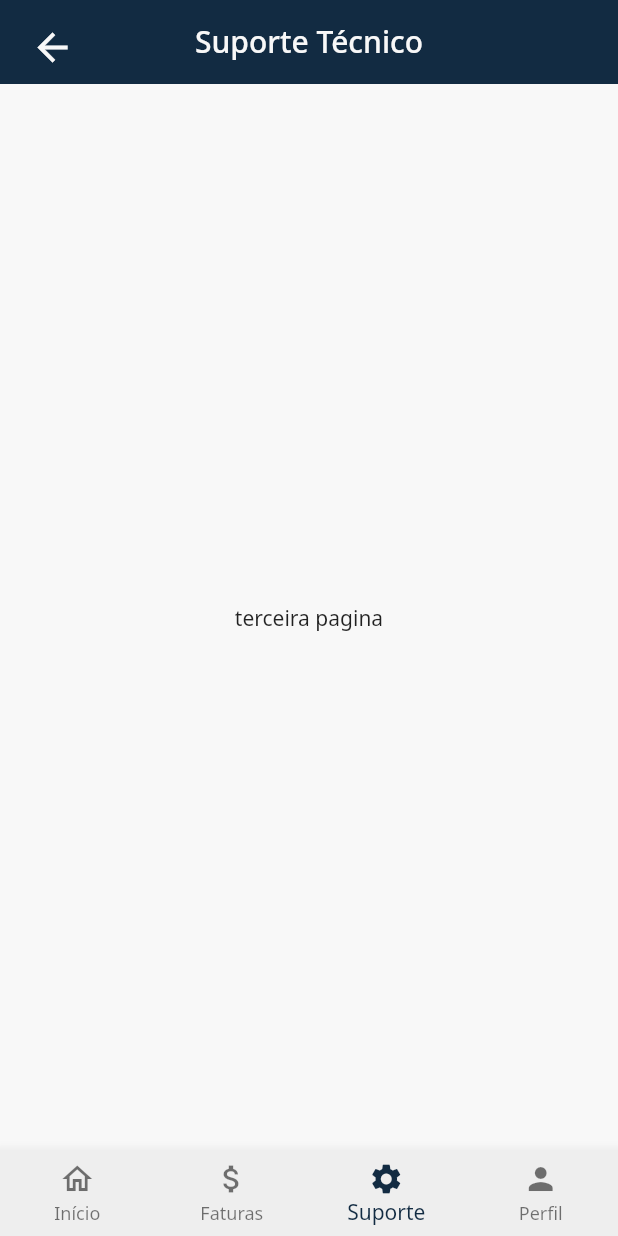
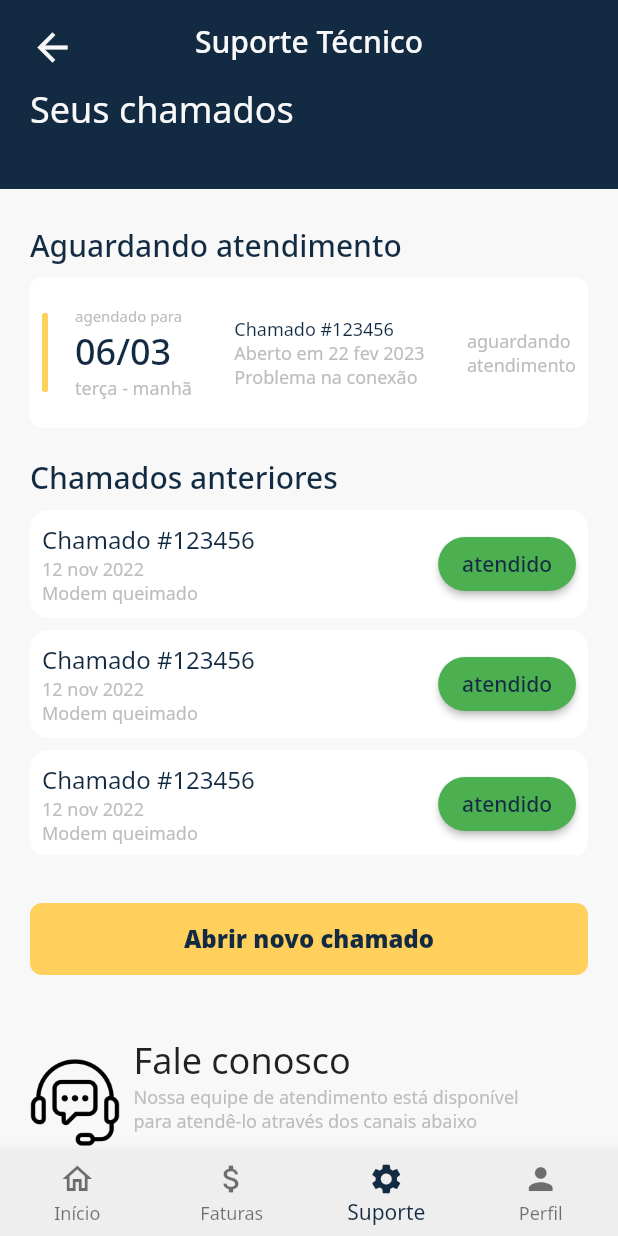
Before and after one commit to raultocantins/ecorporativo, a Flutter app: the HomePage screen opened by its route, item 3 of the bottom bar chosen, on a phone screen of 412 x 824 dp. Run offline on Flutter 3.47's test engine with Material 2 defaults, Android fonts, the phone set to English and light mode, and no system bars; our stand-ins replace flutter_svg; statements that could not run were skipped.

Commit message:
tela de suporte adicionada

```diff
--- a/lib/src/features/home/presenter/pages/home_page.dart
+++ b/lib/src/features/home/presenter/pages/home_page.dart
@@ -1,4 +1,5 @@
 import 'package:ecorporativo/src/features/home/presenter/pages/invoices_page.dart';
+import 'package:ecorporativo/src/features/home/presenter/pages/support_page.dart';
 import 'package:ecorporativo/src/features/home/presenter/widgets/home_card_custom.dart';
 import 'package:flutter/material.dart';
 import 'package:flutter_svg/svg.dart';
@@ -192,11 +193,7 @@ class _HomePageState extends State<HomePage> with TickerProviderStateMixin {
                 ),
               ),
               const InvoicesPage(),
-              const SizedBox(
-                child: Center(
-                  child: Text("terceira pagina"),
-                ),
-              ),
+              const SupportPage(),
               const SizedBox(
                 child: Center(
                   child: Text("quarta pagina"),
--- a/lib/src/features/home/presenter/pages/support_page.dart
+++ b/lib/src/features/home/presenter/pages/support_page.dart
@@ -0,0 +1,316 @@
+import 'package:flutter/material.dart';
+import 'package:flutter_svg/svg.dart';
+
+import '../../../authentication/presenter/widgets/button_custom_widget.dart';
+import '../widgets/suport_card_previous_calls.dart';
+import '../widgets/support_card_services.dart';
+
+class SupportPage extends StatefulWidget {
+  const SupportPage({super.key});
+
+  @override
+  State<SupportPage> createState() => _SupportPageState();
+}
+
+class _SupportPageState extends State<SupportPage> {
+  @override
+  Widget build(BuildContext context) {
+    return SingleChildScrollView(
+      child: Container(
+        color: Theme.of(context).colorScheme.background,
+        child: Column(
+          crossAxisAlignment: CrossAxisAlignment.start,
+          children: [
+            Container(
+              height: 70,
+              width: double.infinity,
+              color: Theme.of(context).colorScheme.primary,
+              child: Padding(
+                padding: const EdgeInsets.symmetric(horizontal: 20),
+                child: Column(
+                  crossAxisAlignment: CrossAxisAlignment.start,
+                  children: [
+                    Text(
+                      'Seus chamados ',
+                      style: TextStyle(
+                          color: Theme.of(context).colorScheme.background,
+                          fontSize: 24),
+                    ),
+                  ],
+                ),
+              ),
+            ),
+            const SizedBox(
+              height: 24,
+            ),
+            Padding(
+              padding: const EdgeInsets.symmetric(horizontal: 20),
+              child: Column(
+                crossAxisAlignment: CrossAxisAlignment.start,
+                children: [
+                  Text(
+                    'Aguardando atendimento',
+                    style: TextStyle(
+                        color: Theme.of(context).colorScheme.primary,
+                        fontSize: 20,
+                        fontWeight: FontWeight.w500),
+                  ),
+                  const SizedBox(
+                    height: 8,
+                  ),
+                  SupportCardServices(
+                    color: Theme.of(context).colorScheme.secondary,
+                    date: '06/03',
+                    day: 'terça - manhã',
+                    callNumber: 'Chamado #123456',
+                    openDay: 'Aberto em 22 fev 2023',
+                    problem: 'Problema na conexão',
+                    status: 'aguardando\natendimento',
+                  ),
+                  const SizedBox(
+                    height: 20,
+                  ),
+                  Text(
+                    'Chamados anteriores',
+                    style: TextStyle(
+                        color: Theme.of(context).colorScheme.primary,
+                        fontSize: 20,
+                        fontWeight: FontWeight.w500),
+                  ),
+                  const SizedBox(
+                    height: 8,
+                  ),
+                  SizedBox(
+                    height: 230,
+                    width: double.infinity,
+                    child: ListView.builder(
+                      itemCount: 4,
+                      itemBuilder: (context, index) {
+                        return Column(
+                          children: const [
+                            SupportCardPreviousCallWidget(
+                              title: 'Chamado #123456',
+                              date: '12 nov 2022',
+                              problem: 'Modem queimado',
+                            ),
+                            SizedBox(
+                              height: 8,
+                            )
+                          ],
+                        );
+                      },
+                    ),
+                  ),
+                  const SizedBox(
+                    height: 32,
+                  ),
+                  ButtonCustomWidget(
+                    height: 48,
+                    width: double.infinity,
+                    onPressed: () {},
+                    title: 'Abrir novo chamado',
+                    fontSize: 16,
+                  ),
+                  const SizedBox(
+                    height: 40,
+                  ),
+                  Column(
+                    crossAxisAlignment: CrossAxisAlignment.start,
+                    children: [
+                      Row(
+                        crossAxisAlignment: CrossAxisAlignment.center,
+                        children: [
+                          CircleAvatar(
+                            maxRadius: 30,
+                            backgroundColor: Colors.transparent,
+                            child: Image.asset(
+                                'assets/images/customer-support.png'),
+                          ),
+                          const SizedBox(
+                            width: 9,
+                          ),
+                          Expanded(
+                            child: Container(
+                              height: 90,
+                              color: Colors.transparent,
+                              child: Column(
+                                crossAxisAlignment: CrossAxisAlignment.start,
+                                children: [
+                                  const Text(
+                                    'Fale conosco',
+                                    style: TextStyle(
+                                        fontSize: 24,
+                                        fontWeight: FontWeight.w400),
+                                  ),
+                                  Text(
+                                    'Nossa equipe de atendimento está disponível\npara atendê-lo através dos canais abaixo',
+                                    style: TextStyle(
+                                        fontSize: 12,
+                                        color:
+                                            Colors.grey.shade400, //ADD IN THEME
+                                        fontWeight: FontWeight.w400),
+                                  ),
+                                ],
+                              ),
+                            ),
+                          ),
+                        ],
+                      ),
+                      Padding(
+                        padding: const EdgeInsets.symmetric(horizontal: 5),
+                        child: Column(
+                          children: [
+                            Row(
+                              mainAxisAlignment: MainAxisAlignment.spaceBetween,
+                              children: [
+                                Container(
+                                  height: 60,
+                                  width: 160,
+                                  color: Colors.transparent,
+                                  child: Column(
+                                    crossAxisAlignment:
+                                        CrossAxisAlignment.start,
+                                    children: [
+                                      const Text(
+                                        'Telefone',
+                                        style: TextStyle(
+                                            fontSize: 16,
+                                            fontWeight: FontWeight.w500),
+                                      ),
+                                      const SizedBox(
+                                        height: 10,
+                                      ),
+                                      Row(
+                                        children: [
+                                          CircleAvatar(
+                                            maxRadius: 12,
+                                            backgroundColor: Theme.of(context)
+                                                .colorScheme
+                                                .secondary,
+                                            child: Icon(
+                                              Icons.phone_in_talk_outlined,
+                                              size: 14,
+                                              color: Theme.of(context)
+                                                  .colorScheme
+                                                  .primary,
+                                            ),
+                                          ),
+                                          const SizedBox(
+                                            width: 6,
+                                          ),
+                                          const Text(
+                                            '063 3214-5959',
+                                            style: TextStyle(
+                                                fontSize: 16,
+                                                fontWeight: FontWeight.w400),
+                                          ),
+                                        ],
+                                      )
+                                    ],
+                                  ),
+                                ),
+                                Container(
+                                  height: 60,
+                                  width: 160,
+                                  color: Colors.transparent,
+                                  child: Column(
+                                    crossAxisAlignment:
+                                        CrossAxisAlignment.start,
+                                    children: [
+                                      const Text(
+                                        'Whatsapp',
+                                        style: TextStyle(
+                                            fontSize: 16,
+                                            fontWeight: FontWeight.w500),
+                                      ),
+                                      const SizedBox(
+                                        height: 10,
+                                      ),
+                                      Row(
+                                        children: [
+                                          CircleAvatar(
+                                            maxRadius: 12,
+                                            backgroundColor: Theme.of(context)
+                                                .colorScheme
+                                                .secondary,
+                                            child: SvgPicture.asset(
+                                              'assets/images/Vector (1).svg',
+                                            ),
+                                          ),
+                                          const SizedBox(
+                                            width: 6,
+                                          ),
+                                          const Text(
+                                            '063 9999-5959',
+                                            style: TextStyle(
+                                                fontSize: 16,
+                                                fontWeight: FontWeight.w400),
+                                          ),
+                                        ],
+                                      )
+                                    ],
+                                  ),
+                                ),
+                              ],
+                            ),
+                            const SizedBox(
+                              height: 20,
+                            ),
+                            Container(
+                              height: 100,
+                              width: double.infinity,
+                              color: Colors.transparent,
+                              child: Column(
+                                crossAxisAlignment: CrossAxisAlignment.start,
+                                children: [
+                                  const Text(
+                                    'E-mail',
+                                    style: TextStyle(
+                                        fontSize: 16,
+                                        fontWeight: FontWeight.w500),
+                                  ),
+                                  const SizedBox(
+                                    height: 10,
+                                  ),
+                                  Row(
+                                    children: [
+                                      CircleAvatar(
+                                          maxRadius: 12,
+                                          backgroundColor: Theme.of(context)
+                                              .colorScheme
+                                              .secondary,
+                                          child: Icon(
+                                            Icons.email_outlined,
+                                            size: 14,
+                                            color: Theme.of(context)
+                                                .colorScheme
+                                                .primary,
+                                          )),
+                                      const SizedBox(
+                                        width: 6,
+                                      ),
+                                      const Text(
+                                        'atendimento@email.com',
+                                        style: TextStyle(
+                                            fontSize: 16,
+                                            fontWeight: FontWeight.w400),
+                                      ),
+                                    ],
+                                  )
+                                ],
+                              ),
+                            ),
+                          ],
+                        ),
+                      ),
+                    ],
+                  ),
+                ],
+              ),
+            ),
+          ],
+        ),
+      ),
+    );
+  }
+}
--- /dev/null
+++ b/lib/src/features/home/presenter/widgets/suport_card_previous_calls.dart
@@ -0,0 +1,75 @@
+import 'package:flutter/material.dart';
+
+class SupportCardPreviousCallWidget extends StatelessWidget {
+  final String title;
+  final String date;
+  final String problem;
+
+  const SupportCardPreviousCallWidget(
+      {required this.title,
+      required this.date,
+      required this.problem,
+      super.key});
+
+  @override
+  Widget build(BuildContext context) {
+    return Container(
+      decoration: BoxDecoration(
+        color: Colors.white, //ADD IN THEME
+        borderRadius: BorderRadius.circular(12),
+      ),
+      height: 72,
+      width: double.infinity,
+      child: Padding(
+        padding: const EdgeInsets.symmetric(horizontal: 8),
+        child: Row(
+          children: [
+            Column(
+                mainAxisAlignment: MainAxisAlignment.center,
+                crossAxisAlignment: CrossAxisAlignment.start,
+                children: [
+                  Text(
+                    title,
+                    style: TextStyle(
+                        fontWeight: FontWeight.w400,
+                        color: Theme.of(context).colorScheme.primary,
+                        fontSize: 16),
+                  ),
+                  Text(
+                    date,
+                    style: TextStyle(
+                        color: Colors.grey.shade400, //ADD IN THEME
+                        fontSize: 12,
+                        fontWeight: FontWeight.w400),
+                  ),
+                  Text(
+                    problem,
+                    style: TextStyle(
+                        color: Colors.grey.shade400,
+                        fontSize: 12,
+                        fontWeight: FontWeight.w400), //ADD IN THEME
+                  ),
+                ]),
+            const Expanded(child: SizedBox()),
+            Column(
+              mainAxisAlignment: MainAxisAlignment.center,
+              children: [
+                ElevatedButton(
+                  onPressed: () {},
+                  style: ButtonStyle(
+                      backgroundColor: MaterialStateProperty.all(
+                          const Color(0xff4CAF50)), //ADD IN THEME
+                      shape: MaterialStateProperty.all<RoundedRectangleBorder>(
+                          RoundedRectangleBorder(
+                        borderRadius: BorderRadius.circular(25),
+                      ))),
+                  child: const Text('atendido'),
+                ),
+              ],
+            ),
+          ],
+        ),
+      ),
+    );
+  }
+}
--- /dev/null
+++ b/lib/src/features/home/presenter/widgets/support_card_services.dart
@@ -0,0 +1,111 @@
+import 'package:flutter/material.dart';
+
+class SupportCardServices extends StatelessWidget {
+  final Color color;
+  final String date;
+  final String day;
+  final String callNumber;
+  final String openDay;
+  final String problem;
+  final String status;
+
+  const SupportCardServices(
+      {required this.date,
+      required this.color,
+      required this.day,
+      required this.callNumber,
+      required this.openDay,
+      required this.problem,
+      required this.status,
+      super.key});
+
+  @override
+  Widget build(BuildContext context) {
+    return Container(
+      decoration: BoxDecoration(
+          color: Colors.white, borderRadius: BorderRadius.circular(8)),
+      height: 100,
+      width: double.infinity,
+      child: Padding(
+        padding: const EdgeInsets.symmetric(horizontal: 8),
+        child:
+            Row(mainAxisAlignment: MainAxisAlignment.spaceBetween, children: [
+          Row(
+            children: [
+              Container(
+                decoration: BoxDecoration(
+                  borderRadius: BorderRadius.circular(12),
+                  color: color,
+                ),
+                height: 53,
+                width: 4,
+              ),
+              const SizedBox(
+                width: 18,
+              ),
+              Column(
+                  mainAxisAlignment: MainAxisAlignment.center,
+                  crossAxisAlignment: CrossAxisAlignment.start,
+                  children: [
+                    Text(
+                      'agendado para',
+                      style: TextStyle(
+                          color: Colors.grey.shade400, //ADD IN THEME
+                          fontSize: 10),
+                    ),
+                    Text(
+                      date,
+                      style: TextStyle(
+                          color: Theme.of(context)
+                              .colorScheme
+                              .primary, //ADD IN THEME
+                          fontSize: 24,
+                          fontWeight: FontWeight.w500),
+                    ),
+                    Text(
+                      day,
+                      style: TextStyle(
+                          color: Colors.grey.shade400,
+                          fontSize: 12), //ADD IN THEME
+                    ),
+                  ]),
+            ],
+          ),
+          Column(
+              mainAxisAlignment: MainAxisAlignment.center,
+              crossAxisAlignment: CrossAxisAlignment.start,
+              children: [
+                Text(
+                  callNumber,
+                  style: TextStyle(
+                      color: Theme.of(context).colorScheme.primary,
+                      fontSize: 12,
+                      fontWeight: FontWeight.w400),
+                ),
+                Text(
+                  openDay,
+                  style: TextStyle(
+                    color: Colors.grey.shade400, //ADD IN THEME
+                    fontSize: 12,
+                  ),
+                ),
+                Text(
+                  problem,
+                  style: TextStyle(
+                      color: Colors.grey.shade400, fontSize: 12), //ADD IN THEME
+                ),
+              ]),
+          Column(
+              mainAxisAlignment: MainAxisAlignment.center,
+              crossAxisAlignment: CrossAxisAlignment.start,
+              children: [
+                Text(
+                  status,
+                  style: TextStyle(color: Colors.grey.shade400, fontSize: 12),
+                ),
+              ]),
+        ]),
+      ),
+    );
+  }
+}
```
Also changed, not shown: assets/images/Vector (1).svg (added), assets/images/Vector (2).svg (added), assets/images/customer-support.png (added).
